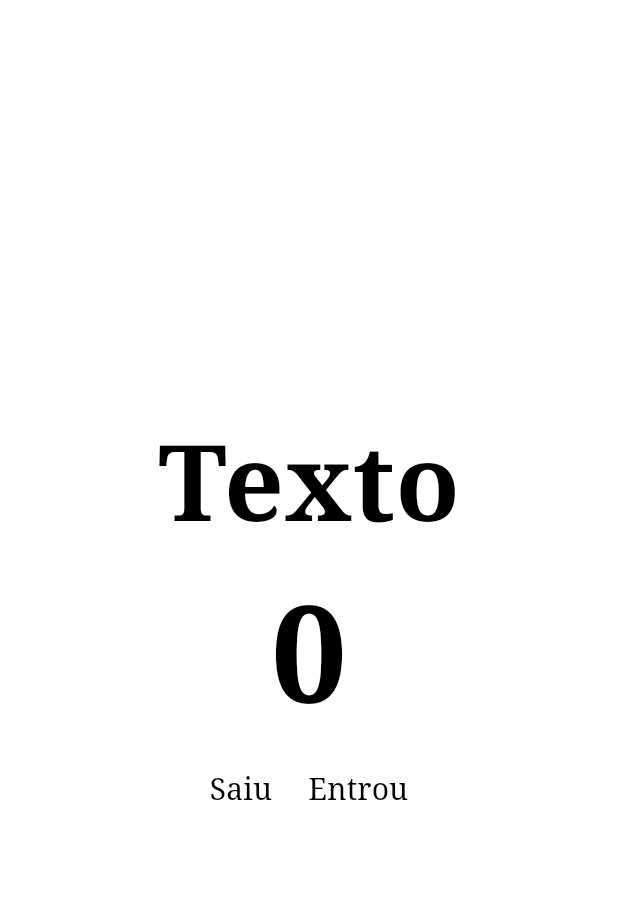
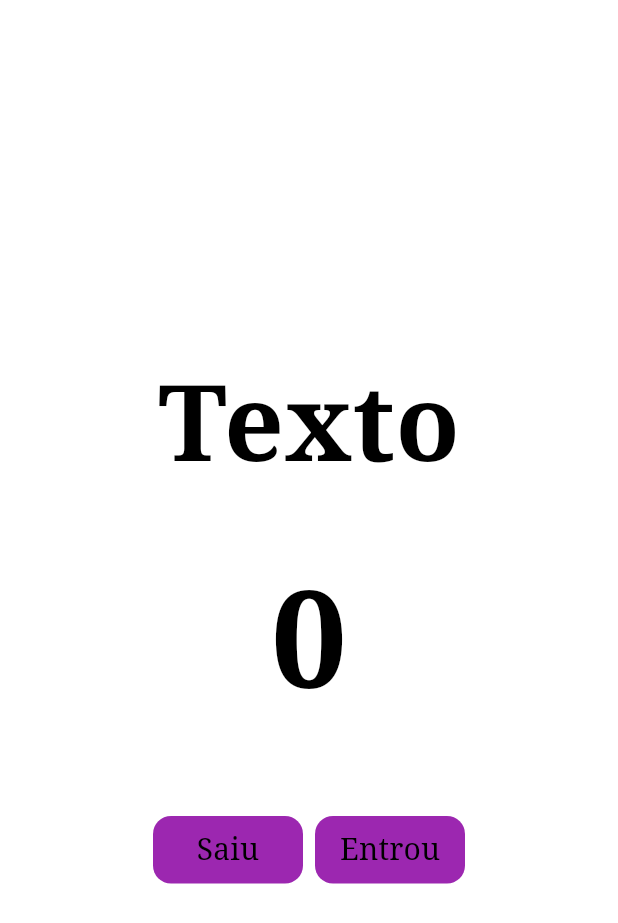
Before and after one commit to Dyest/Projeto-Inicial-Contador-Finalizado, a Flutter app: the screen it shows after launch, on a phone screen of 412 x 824 dp. Shown: the top 923 px of the screen. Run offline on Flutter 3.47's test engine with Material 3 defaults, Android fonts, the phone set to English and light mode, and no system bars.

Commit message:
Update main.dart

```diff
--- a/lib/main.dart
+++ b/lib/main.dart
@@ -42,6 +42,8 @@ class HomePage extends StatelessWidget {
                 fontWeight: FontWeight.w800,
               )),
 
+          const SizedBox(height:30), //espaçamento entre botoes
+
           Text('0',
               style: TextStyle(
                 fontFamily: 'serif',
@@ -50,11 +52,20 @@ class HomePage extends StatelessWidget {
                 fontWeight: FontWeight.w800,
               )),
 
+          const SizedBox(height:50),
+
           Row(
             mainAxisAlignment: MainAxisAlignment.center,
             children: [
+
               TextButton(
                 onPressed: decrement,
+                style: TextButton.styleFrom(
+                    backgroundColor: Colors.purple,
+                    //padding: const EdgeInsets.fromLTRB(25, 12, 25, 12),
+                    fixedSize: const Size(100, 45),
+                    shape: RoundedRectangleBorder(
+                        borderRadius: BorderRadius.circular(12))),
                 child: Text('Saiu',
                     style: TextStyle(
                       fontFamily: 'serif',
@@ -63,8 +74,16 @@ class HomePage extends StatelessWidget {
                     )),
               ),
 
+              const SizedBox(width: 8), //espaçamento entre botoes
+
               TextButton(
                 onPressed: increment,
+                style: TextButton.styleFrom(
+                    backgroundColor: Colors.purple,
+                    //padding: const EdgeInsets.fromLTRB(25, 12, 25, 12),
+                    fixedSize: const Size(100, 45),
+                    shape: RoundedRectangleBorder(
+                        borderRadius: BorderRadius.circular(12))),
                 child: Text('Entrou',
                     style: TextStyle(
                       fontFamily: 'serif',
@@ -72,7 +91,6 @@ class HomePage extends StatelessWidget {
                       color: Colors.black,
                     )),
               ),
-
             ],
           )
         ],
```
